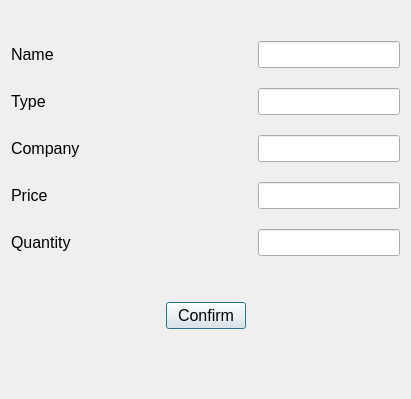
The window that Store/edititem.ui (SamanOmidi/GroceryStore) describes before a commit, drawn with Qt 5.
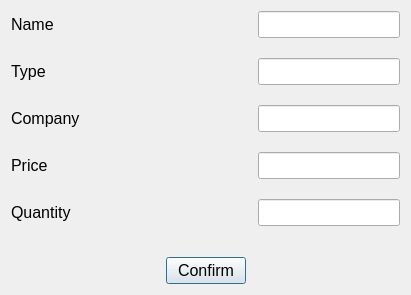
The same window after the commit.

```diff
--- a/Store/edititem.ui
+++ b/Store/edititem.ui
@@ -7,29 +7,13 @@
     <x>0</x>
     <y>0</y>
     <width>411</width>
-    <height>399</height>
+    <height>295</height>
    </rect>
   </property>
   <property name="windowTitle">
    <string>Dialog</string>
   </property>
   <layout class="QVBoxLayout" name="verticalLayout_4">
-   <item>
-    <spacer name="verticalSpacer">
-     <property name="orientation">
-      <enum>Qt::Vertical</enum>
-     </property>
-     <property name="sizeType">
-      <enum>QSizePolicy::Fixed</enum>
-     </property>
-     <property name="sizeHint" stdset="0">
-      <size>
-       <width>20</width>
-       <height>30</height>
-      </size>
-     </property>
-    </spacer>
-   </item>
    <item>
     <layout class="QVBoxLayout" name="verticalLayout_3">
      <property name="sizeConstraint">
@@ -251,19 +235,6 @@
      </item>
     </layout>
    </item>
-   <item>
-    <spacer name="verticalSpacer_4">
-     <property name="orientation">
-      <enum>Qt::Vertical</enum>
-     </property>
-     <property name="sizeHint" stdset="0">
-      <size>
-       <width>20</width>
-       <height>40</height>
-      </size>
-     </property>
-    </spacer>
-   </item>
   </layout>
  </widget>
  <resources/>
```
Left out of the diff: 2 changed lines with no effect on the pictures.
